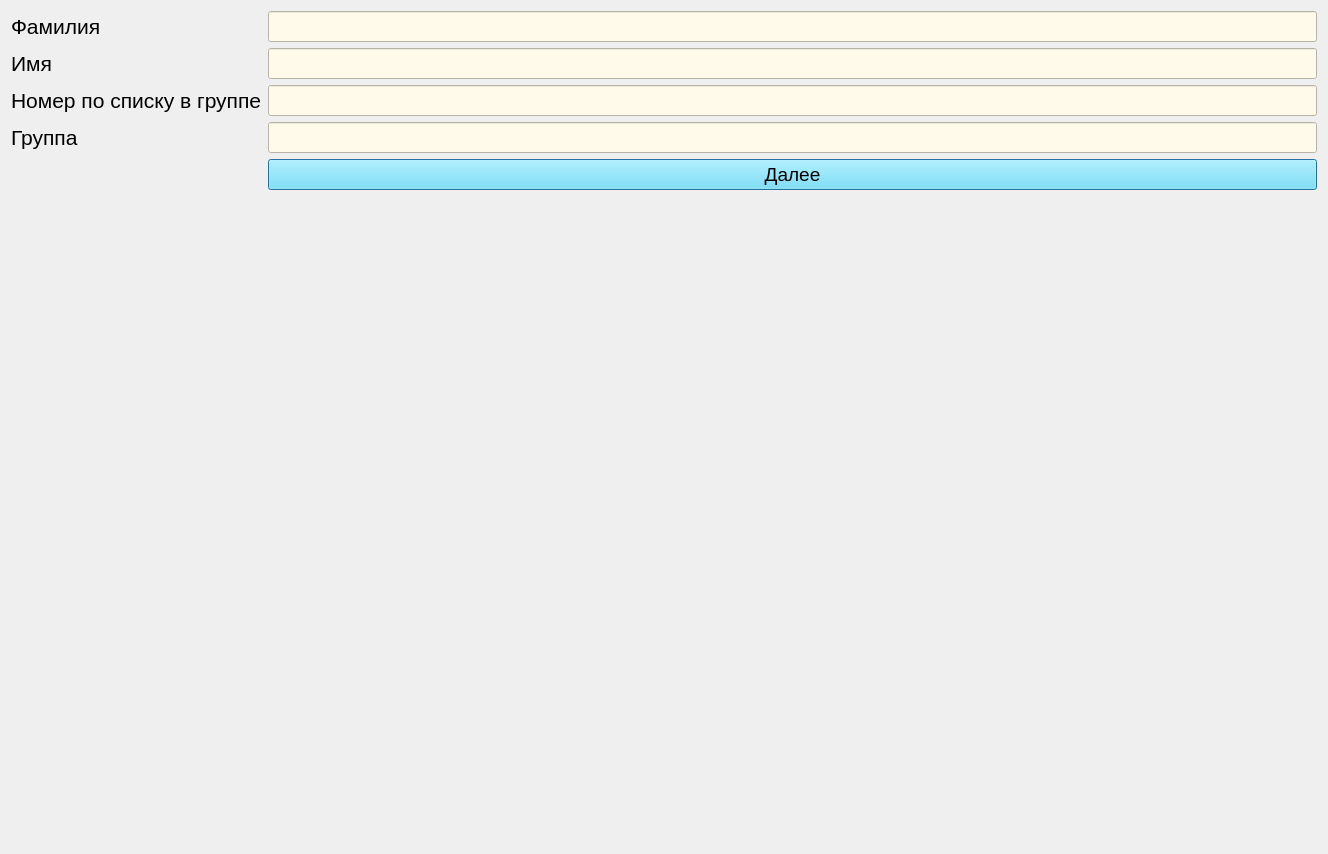
Qt form qt_designer_ui/login.ui (IvaMarin/Project-Network-Diagram-App) before a commit.
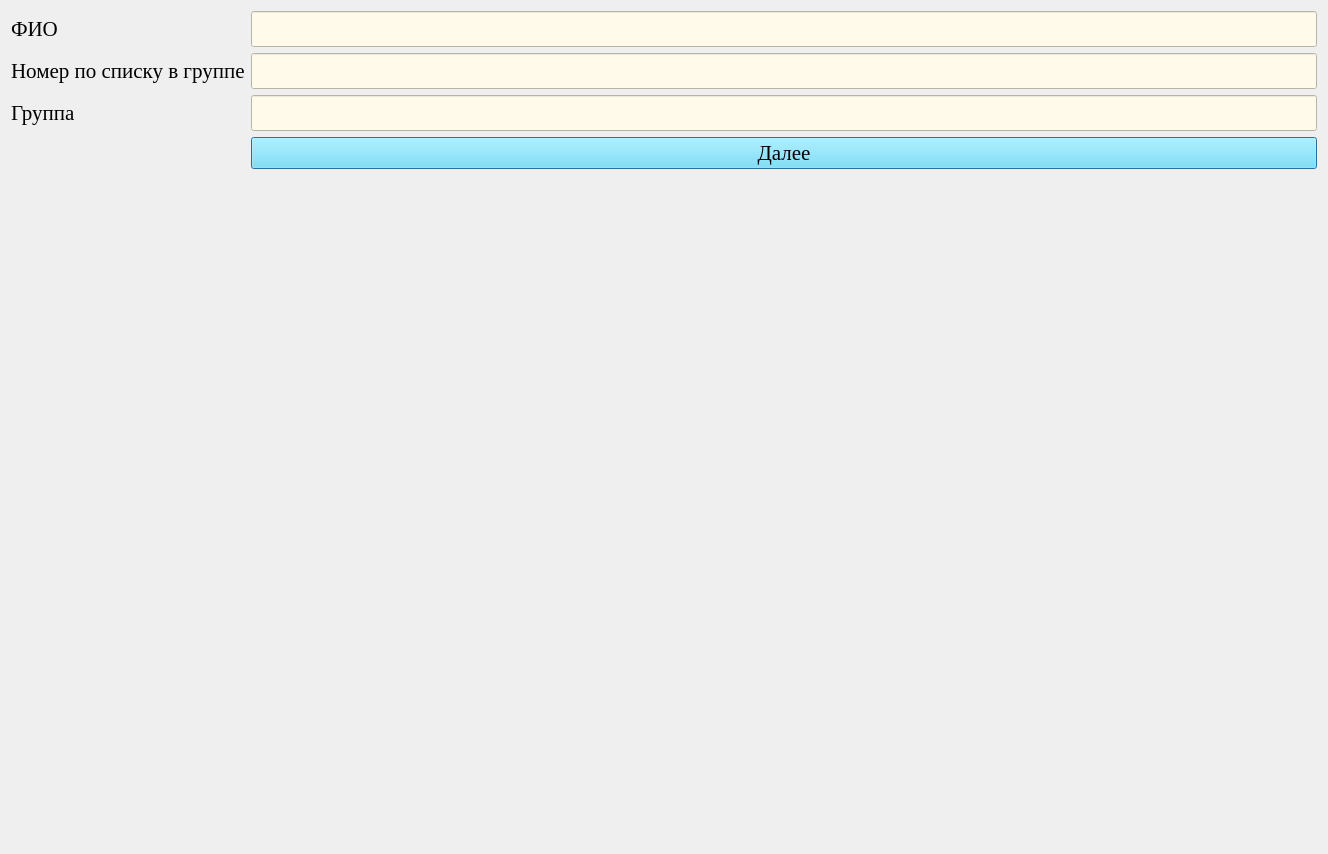
The same form after that commit.

Diff of the .ui file:
```diff
--- a/qt_designer_ui/login.ui
+++ b/qt_designer_ui/login.ui
@@ -16,8 +16,14 @@
   <layout class="QFormLayout" name="formLayout">
    <item row="0" column="0">
     <widget class="QLabel" name="labelSurname">
+     <property name="font">
+      <font>
+       <family>Times New Roman</family>
+       <pointsize>18</pointsize>
+      </font>
+     </property>
      <property name="text">
-      <string>&lt;html&gt;&lt;head/&gt;&lt;body&gt;&lt;p&gt;&lt;span style=&quot; font-size:16pt;&quot;&gt;Фамилия&lt;/span&gt;&lt;/p&gt;&lt;/body&gt;&lt;/html&gt;</string>
+      <string>&lt;html&gt;&lt;head/&gt;&lt;body&gt;&lt;p&gt;&lt;span style=&quot; font-size:16pt;&quot;&gt;ФИО&lt;/span&gt;&lt;/p&gt;&lt;/body&gt;&lt;/html&gt;</string>
      </property>
     </widget>
    </item>
@@ -25,7 +31,7 @@
     <widget class="QLineEdit" name="lineEditSurname">
      <property name="font">
       <font>
-       <pointsize>14</pointsize>
+       <pointsize>18</pointsize>
       </font>
      </property>
      <property name="styleSheet">
@@ -40,39 +46,23 @@
     </widget>
    </item>
    <item row="1" column="0">
-    <widget class="QLabel" name="labelName">
-     <property name="text">
-      <string>&lt;html&gt;&lt;head/&gt;&lt;body&gt;&lt;p&gt;&lt;span style=&quot; font-size:16pt;&quot;&gt;Имя&lt;/span&gt;&lt;/p&gt;&lt;/body&gt;&lt;/html&gt;</string>
-     </property>
-    </widget>
-   </item>
-   <item row="1" column="1">
-    <widget class="QLineEdit" name="lineEditName">
-     <property name="font">
-      <font>
-       <pointsize>14</pointsize>
-      </font>
-     </property>
-     <property name="styleSheet">
-      <string notr="true">background-color: #fffaea;</string>
-     </property>
-     <property name="maxLength">
-      <number>25</number>
-     </property>
-    </widget>
-   </item>
-   <item row="2" column="0">
     <widget class="QLabel" name="labelNumGroup">
+     <property name="font">
+      <font>
+       <family>Times New Roman</family>
+       <pointsize>18</pointsize>
+      </font>
+     </property>
      <property name="text">
       <string>&lt;html&gt;&lt;head/&gt;&lt;body&gt;&lt;p&gt;&lt;span style=&quot; font-size:16pt;&quot;&gt;Номер по списку в группе&lt;/span&gt;&lt;/p&gt;&lt;/body&gt;&lt;/html&gt;</string>
      </property>
     </widget>
    </item>
-   <item row="2" column="1">
+   <item row="1" column="1">
     <widget class="QLineEdit" name="lineEditNumINGroup">
      <property name="font">
       <font>
-       <pointsize>14</pointsize>
+       <pointsize>18</pointsize>
       </font>
      </property>
      <property name="styleSheet">
@@ -86,18 +76,24 @@
      </property>
     </widget>
    </item>
-   <item row="3" column="0">
+   <item row="2" column="0">
     <widget class="QLabel" name="labelGroup">
+     <property name="font">
+      <font>
+       <family>Times New Roman</family>
+       <pointsize>18</pointsize>
+      </font>
+     </property>
      <property name="text">
       <string>&lt;html&gt;&lt;head/&gt;&lt;body&gt;&lt;p&gt;&lt;span style=&quot; font-size:16pt;&quot;&gt;Группа&lt;/span&gt;&lt;/p&gt;&lt;/body&gt;&lt;/html&gt;</string>
      </property>
     </widget>
    </item>
-   <item row="3" column="1">
+   <item row="2" column="1">
     <widget class="QLineEdit" name="lineEditGroup">
      <property name="font">
       <font>
-       <pointsize>14</pointsize>
+       <pointsize>18</pointsize>
       </font>
      </property>
      <property name="styleSheet">
@@ -111,11 +107,12 @@
      </property>
     </widget>
    </item>
-   <item row="4" column="1">
+   <item row="3" column="1">
     <widget class="QPushButton" name="btnSignLab">
      <property name="font">
       <font>
-       <pointsize>14</pointsize>
+       <family>Times New Roman</family>
+       <pointsize>16</pointsize>
       </font>
      </property>
      <property name="styleSheet">
```
